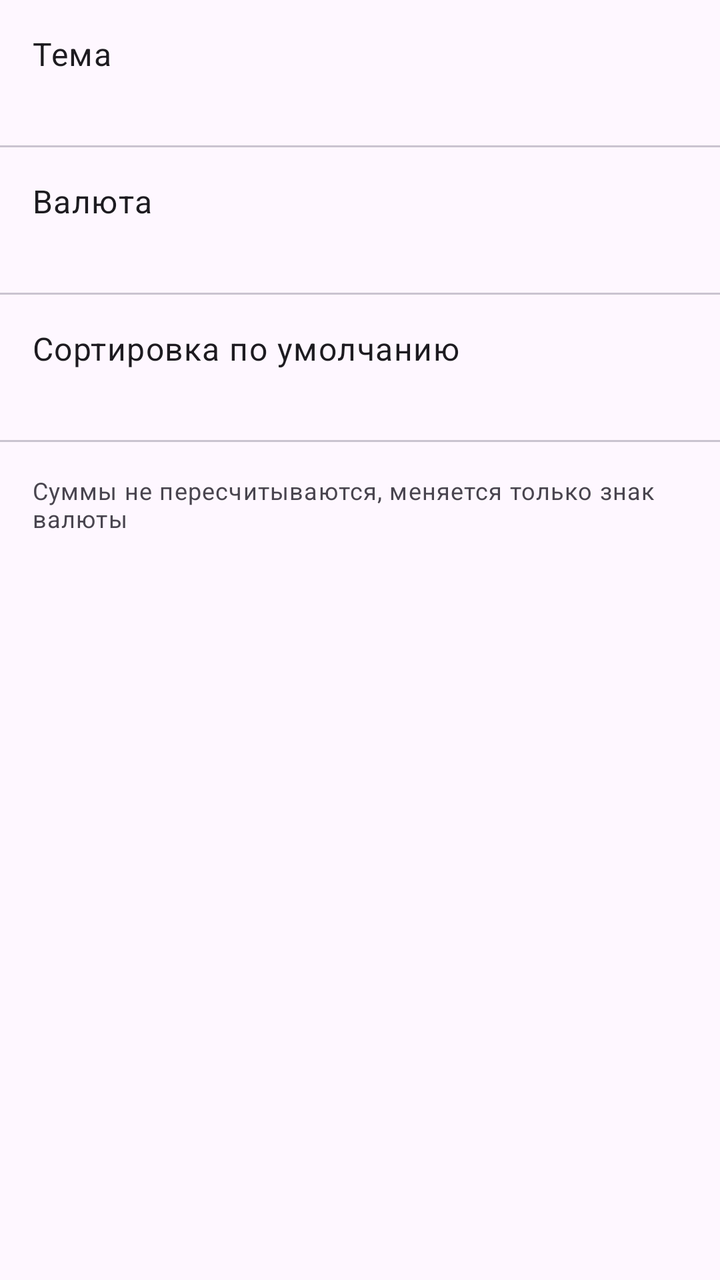
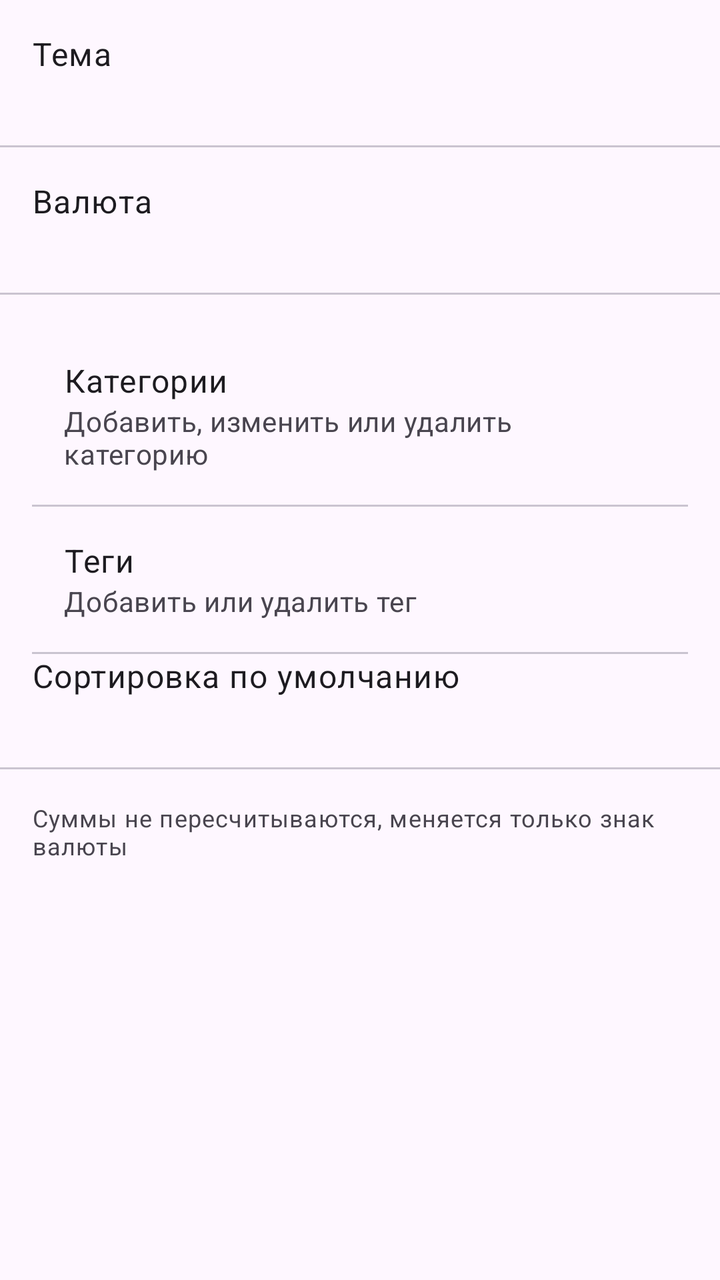

The first picture is an Android layout as it rendered before a commit; the second is the same layout after the commit. The layout source and the unified diff follow.
<!-- AndroidManifest.xml: application theme Theme.Wallet -->
<!-- res/layout/fragment_settings.xml -->
<?xml version="1.0" encoding="utf-8"?>
<ScrollView xmlns:android="http://schemas.android.com/apk/res/android"
    android:layout_width="match_parent"
    android:layout_height="match_parent">

    <LinearLayout
        android:id="@+id/settings_root"
        android:layout_width="match_parent"
        android:layout_height="wrap_content"
        android:orientation="vertical">

        <LinearLayout
            android:id="@+id/row_theme"
            android:layout_width="match_parent"
            android:layout_height="wrap_content"
            android:background="?attr/selectableItemBackground"
            android:clickable="true"
            android:focusable="true"
            android:orientation="vertical"
            android:padding="16dp">

            <TextView
                android:layout_width="wrap_content"
                android:layout_height="wrap_content"
                android:text="@string/settings_theme"
                android:textAppearance="@style/TextAppearance.Material3.BodyLarge" />

            <TextView
                android:id="@+id/value_theme"
                android:layout_width="wrap_content"
                android:layout_height="wrap_content"
                android:textAppearance="@style/TextAppearance.Material3.BodyMedium"
                android:textColor="?attr/colorOnSurfaceVariant" />
        </LinearLayout>

        <com.google.android.material.divider.MaterialDivider
            android:layout_width="match_parent"
            android:layout_height="wrap_content" />

        <LinearLayout
            android:id="@+id/row_currency"
            android:layout_width="match_parent"
            android:layout_height="wrap_content"
            android:background="?attr/selectableItemBackground"
            android:clickable="true"
            android:focusable="true"
            android:orientation="vertical"
            android:padding="16dp">

            <TextView
                android:layout_width="wrap_content"
                android:layout_height="wrap_content"
                android:text="@string/settings_currency"
                android:textAppearance="@style/TextAppearance.Material3.BodyLarge" />

            <TextView
                android:id="@+id/value_currency"
                android:layout_width="wrap_content"
                android:layout_height="wrap_content"
                android:textAppearance="@style/TextAppearance.Material3.BodyMedium"
                android:textColor="?attr/colorOnSurfaceVariant" />
        </LinearLayout>

        <com.google.android.material.divider.MaterialDivider
            android:layout_width="match_parent"
            android:layout_height="wrap_content" />

        <LinearLayout
            android:id="@+id/row_sort"
            android:layout_width="match_parent"
            android:layout_height="wrap_content"
            android:background="?attr/selectableItemBackground"
            android:clickable="true"
            android:focusable="true"
            android:orientation="vertical"
            android:padding="16dp">

            <TextView
                android:layout_width="wrap_content"
                android:layout_height="wrap_content"
                android:text="@string/settings_default_sort"
                android:textAppearance="@style/TextAppearance.Material3.BodyLarge" />

            <TextView
                android:id="@+id/value_sort"
                android:layout_width="wrap_content"
                android:layout_height="wrap_content"
                android:textAppearance="@style/TextAppearance.Material3.BodyMedium"
                android:textColor="?attr/colorOnSurfaceVariant" />
        </LinearLayout>

        <com.google.android.material.divider.MaterialDivider
            android:layout_width="match_parent"
            android:layout_height="wrap_content" />

        <TextView
            android:layout_width="wrap_content"
            android:layout_height="wrap_content"
            android:padding="16dp"
            android:text="@string/settings_currency_note"
            android:textAppearance="@style/TextAppearance.Material3.BodySmall"
            android:textColor="?attr/colorOnSurfaceVariant" />
    </LinearLayout>
</ScrollView>
<!-- resources referenced by this layout -->
<resources>
  <string name="settings_currency">Валюта</string>
  <string name="settings_currency_note">Суммы не пересчитываются, меняется только знак валюты</string>
  <string name="settings_default_sort">Сортировка по умолчанию</string>
  <string name="settings_theme">Тема</string>
  <style name="Theme.Wallet" parent="Theme.Material3.DayNight.NoActionBar">
          <item name="colorPrimary">@color/wallet_green</item>
          <item name="colorOnPrimary">@color/white</item>
          <item name="colorPrimaryContainer">@color/wallet_green_light</item>
      </style>
  <color name="wallet_green">#2E7D32</color>
  <color name="white">#FFFFFFFF</color>
  <color name="wallet_green_light">#A5D6A7</color>
</resources>

<!-- the commit's change to res/layout/fragment_settings.xml (unified diff, before → after) -->
@@ -75,6 +75,62 @@
             android:orientation="vertical"
             android:padding="16dp">
 
+            <LinearLayout
+                android:id="@+id/row_categories"
+                android:layout_width="match_parent"
+                android:layout_height="wrap_content"
+                android:background="?attr/selectableItemBackground"
+                android:clickable="true"
+                android:focusable="true"
+                android:orientation="vertical"
+                android:padding="16dp">
+
+                <TextView
+                    android:layout_width="wrap_content"
+                    android:layout_height="wrap_content"
+                    android:text="@string/settings_categories"
+                    android:textAppearance="@style/TextAppearance.Material3.BodyLarge" />
+
+                <TextView
+                    android:layout_width="wrap_content"
+                    android:layout_height="wrap_content"
+                    android:text="@string/settings_categories_hint"
+                    android:textAppearance="@style/TextAppearance.Material3.BodyMedium"
+                    android:textColor="?attr/colorOnSurfaceVariant" />
+            </LinearLayout>
+
+            <com.google.android.material.divider.MaterialDivider
+                android:layout_width="match_parent"
+                android:layout_height="wrap_content" />
+
+            <LinearLayout
+                android:id="@+id/row_tags"
+                android:layout_width="match_parent"
+                android:layout_height="wrap_content"
+                android:background="?attr/selectableItemBackground"
+                android:clickable="true"
+                android:focusable="true"
+                android:orientation="vertical"
+                android:padding="16dp">
+
+                <TextView
+                    android:layout_width="wrap_content"
+                    android:layout_height="wrap_content"
+                    android:text="@string/settings_tags"
+                    android:textAppearance="@style/TextAppearance.Material3.BodyLarge" />
+
+                <TextView
+                    android:layout_width="wrap_content"
+                    android:layout_height="wrap_content"
+                    android:text="@string/settings_tags_hint"
+                    android:textAppearance="@style/TextAppearance.Material3.BodyMedium"
+                    android:textColor="?attr/colorOnSurfaceVariant" />
+            </LinearLayout>
+
+            <com.google.android.material.divider.MaterialDivider
+                android:layout_width="match_parent"
+                android:layout_height="wrap_content" />
+
             <TextView
                 android:layout_width="wrap_content"
                 android:layout_height="wrap_content"
<!-- resource entries referenced after the edit -->
@@ -1,8 +1,12 @@
 <!-- resources referenced by this layout -->
 <resources>
+  <string name="settings_categories">Категории</string>
+  <string name="settings_categories_hint">Добавить, изменить или удалить категорию</string>
   <string name="settings_currency">Валюта</string>
   <string name="settings_currency_note">Суммы не пересчитываются, меняется только знак валюты</string>
   <string name="settings_default_sort">Сортировка по умолчанию</string>
+  <string name="settings_tags">Теги</string>
+  <string name="settings_tags_hint">Добавить или удалить тег</string>
   <string name="settings_theme">Тема</string>
   <style name="Theme.Wallet" parent="Theme.Material3.DayNight.NoActionBar">
           <item name="colorPrimary">@color/wallet_green</item>
